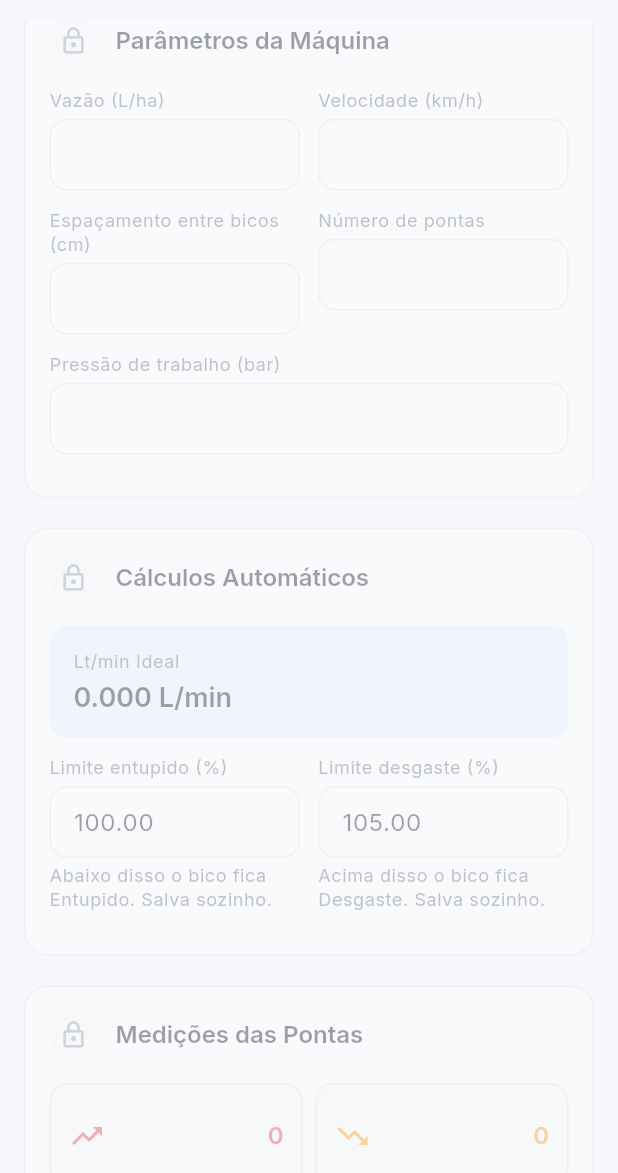
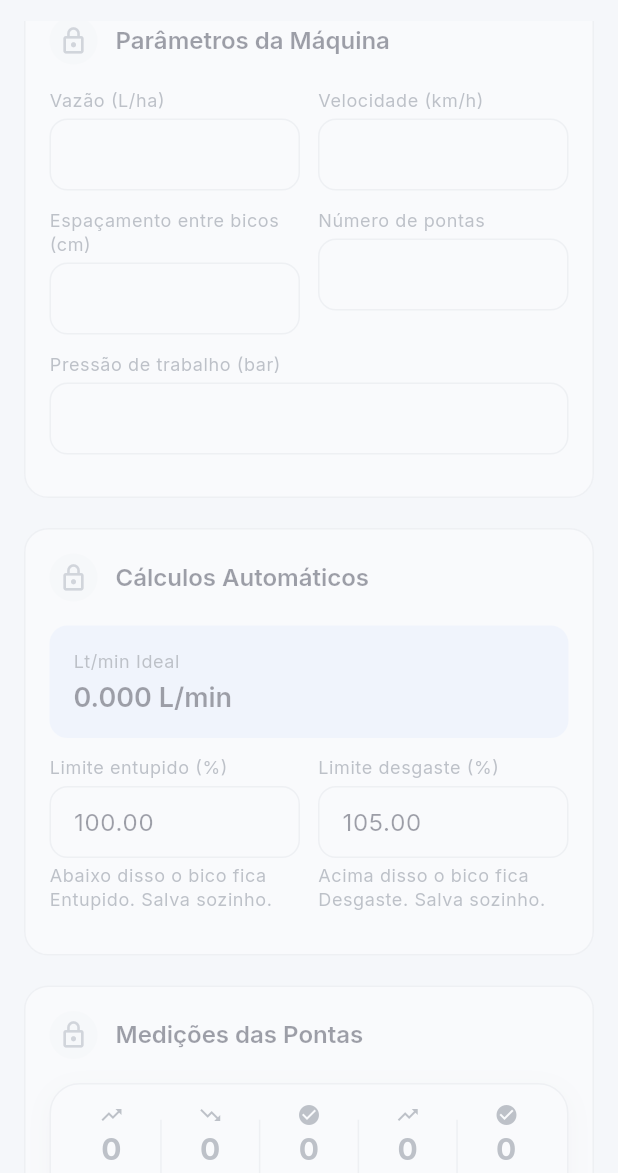
Before and after one commit to AfonsoRaudinei/Pulveriza-o-certa, a Flutter app: the RegulagemScreen screen opened by its route, scrolled down 576 dp, on a phone screen of 412 x 824 dp, the part 63-1236 px from its top. Run offline on Flutter 3.47's test engine with Material 3 defaults, Android fonts, the phone set to English and light mode, and no system bars; our stand-ins replace file_picker, flutter_slidable, share_plus, shared_preferences; accounts and stored records are empty.

Commit message:
ui: troca o grid de cinco cards pelo MedicoesResumoCard
Co-authored-by: Cursor <cursoragent@cursor.com>

```diff
--- a/lib/screens/regulagem/widgets/pontas_table.dart
+++ b/lib/screens/regulagem/widgets/pontas_table.dart
@@ -9,6 +9,7 @@ import '../../../models/configuracoes.dart';
 import '../../../models/regulagem.dart';
 import '../../../theme.dart';
 import '../../../widgets/status_badge.dart';
+import 'medicoes_resumo_card.dart';
 
 const _kIdWidth = 28.0;
 const _kMedidoWidth = 128.0;
@@ -246,86 +247,12 @@ class _ResumoPontas extends StatelessWidget {
 
   @override
   Widget build(BuildContext context) {
-    return GridView.count(
-      crossAxisCount: 2,
-      shrinkWrap: true,
-      physics: const NeverScrollableScrollPhysics(),
-      childAspectRatio: 2.4,
-      mainAxisSpacing: AppSpacing.sm,
-      crossAxisSpacing: AppSpacing.sm,
-      children: [
-        _ResumoCard(
-          label: 'Desgaste',
-          value: resumo.desgaste,
-          color: AppColors.danger,
-          icon: Icons.trending_up,
-        ),
-        _ResumoCard(
-          label: 'Entupido',
-          value: resumo.irregular,
-          color: AppColors.warning,
-          icon: Icons.trending_down,
-        ),
-        _ResumoCard(
-          label: 'Tolerância',
-          value: resumo.tolerancia,
-          color: AppColors.info,
-          icon: Icons.check_circle,
-        ),
-        _ResumoCard(
-          label: 'Acima Min',
-          value: resumo.acimaMin,
-          color: AppColors.primary,
-          icon: Icons.trending_up,
-        ),
-        _ResumoCard(
-          label: 'Ideal',
-          value: resumo.ideal,
-          color: AppColors.success,
-          icon: Icons.check_circle,
-        ),
-      ],
-    );
-  }
-}
-
-class _ResumoCard extends StatelessWidget {
-  const _ResumoCard({
-    required this.label,
-    required this.value,
-    required this.color,
-    required this.icon,
-  });
-  final String label;
-  final int value;
-  final Color color;
-  final IconData icon;
-
-  @override
-  Widget build(BuildContext context) {
-    final colors = AppThemeColors.of(context);
-    return Container(
-      padding: const EdgeInsets.all(AppSpacing.md),
-      decoration: BoxDecoration(
-        color: colors.surfaceAlt,
-        borderRadius: BorderRadius.circular(AppRadius.md),
-        border: Border.all(color: colors.border),
-      ),
-      child: Row(
-        children: [
-          Icon(icon, color: color),
-          const SizedBox(width: AppSpacing.sm),
-          Expanded(
-            child: Text(label, style: Theme.of(context).textTheme.labelMedium),
-          ),
-          Text(
-            '$value',
-            style: Theme.of(
-              context,
-            ).textTheme.headlineSmall?.copyWith(color: color),
-          ),
-        ],
-      ),
+    return MedicoesResumoCard(
+      desgaste: resumo.desgaste,
+      irregular: resumo.irregular,
+      tolerancia: resumo.tolerancia,
+      acimaMin: resumo.acimaMin,
+      ideal: resumo.ideal,
     );
   }
 }
@@ -510,7 +437,8 @@ class _MedidoField extends StatelessWidget {
         isDense: true,
         filled: true,
         fillColor: AppColors.surface,
-        contentPadding: const EdgeInsets.symmetric(horizontal: 12, vertical: 12),
+        contentPadding:
+            const EdgeInsets.symmetric(horizontal: 12, vertical: 12),
         border: OutlineInputBorder(
           borderRadius: BorderRadius.circular(AppRadius.md),
           borderSide: const BorderSide(color: AppColors.border),
@@ -644,7 +572,8 @@ class _RecomendacaoBanner extends StatelessWidget {
     final colors = AppThemeColors.of(context);
     final color = trocarTudo ? colors.danger : colors.success;
     final background = trocarTudo ? colors.dangerLight : colors.successLight;
-    final icon = trocarTudo ? Icons.warning_amber_rounded : Icons.check_circle_outline;
+    final icon =
+        trocarTudo ? Icons.warning_amber_rounded : Icons.check_circle_outline;
     final text = trocarTudo
         ? 'TROCA COMPLETA recomendada'
         : 'Troca seletiva das pontas problemáticas';
@@ -664,7 +593,10 @@ class _RecomendacaoBanner extends StatelessWidget {
           Expanded(
             child: Text(
               text,
-              style: Theme.of(context).textTheme.headlineSmall?.copyWith(color: color),
+              style: Theme.of(context)
+                  .textTheme
+                  .headlineSmall
+                  ?.copyWith(color: color),
             ),
           ),
         ],
@@ -912,7 +844,8 @@ class _Orientacoes extends StatelessWidget {
         _OrientacaoCard(
           count: resumo.desgaste,
           title: 'Desgaste',
-          message: 'Substituir urgentemente. Excesso de vazão compromete a aplicação.',
+          message:
+              'Substituir urgentemente. Excesso de vazão compromete a aplicação.',
           color: colors.danger,
           background: colors.dangerLight,
           icon: Icons.trending_up,
@@ -970,10 +903,11 @@ class _OrientacaoCard extends StatelessWidget {
                   children: [
                     Text(
                       '$count',
-                      style: Theme.of(context).textTheme.headlineMedium?.copyWith(
-                            color: color,
-                            fontWeight: FontWeight.w700,
-                          ),
+                      style:
+                          Theme.of(context).textTheme.headlineMedium?.copyWith(
+                                color: color,
+                                fontWeight: FontWeight.w700,
+                              ),
                     ),
                     const SizedBox(width: AppSpacing.sm),
                     Text(
```
